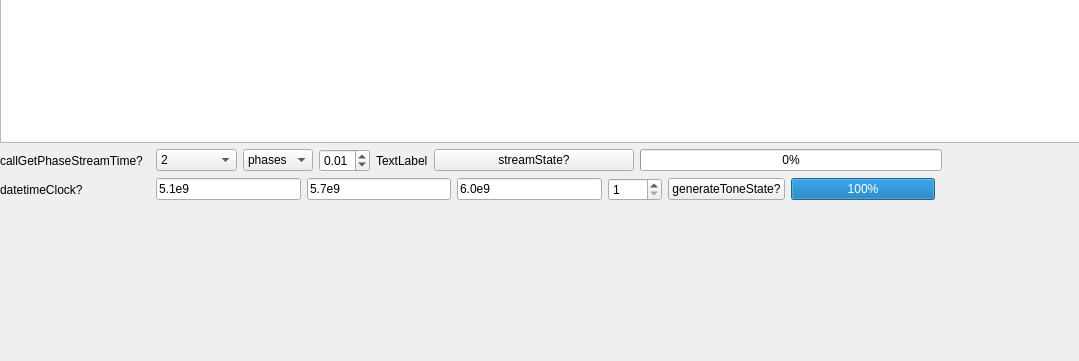
This is DataReadout/ChannelizerControls/PlotPhaseStreamWidget.ui in adamanderson/MkidDigitalReadout as Qt 5 draws it before an edit; both pictures show x 0 to 1079 and y 140 to 501 of the 1320 by 501 pixel window. The edited form follows.
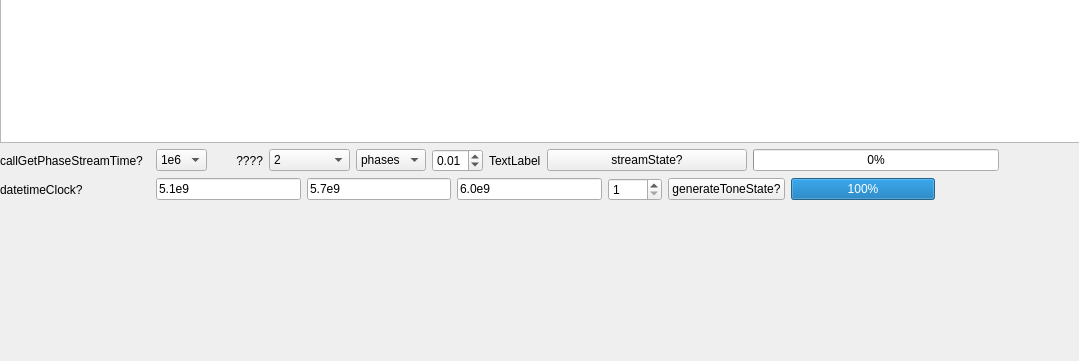
This is the edited form. Custom widgets are drawn as their Qt base class.

Commit message: limit the number of points plotted using decimate

```diff
--- a/DataReadout/ChannelizerControls/PlotPhaseStreamWidget.ui
+++ b/DataReadout/ChannelizerControls/PlotPhaseStreamWidget.ui
@@ -51,6 +51,60 @@
         </property>
        </widget>
       </item>
+      <item>
+       <widget class="QComboBox" name="nMaxToPlot">
+        <property name="toolTip">
+         <string>maximum number of points to plot</string>
+        </property>
+        <property name="currentIndex">
+         <number>3</number>
+        </property>
+        <item>
+         <property name="text">
+          <string>1e3</string>
+         </property>
+        </item>
+        <item>
+         <property name="text">
+          <string>1e4</string>
+         </property>
+        </item>
+        <item>
+         <property name="text">
+          <string>1e5</string>
+         </property>
+        </item>
+        <item>
+         <property name="text">
+          <string>1e6</string>
+         </property>
+        </item>
+        <item>
+         <property name="text">
+          <string>1e7</string>
+         </property>
+        </item>
+       </widget>
+      </item>
+      <item>
+       <widget class="QLabel" name="downsamplingFactor">
+        <property name="minimumSize">
+         <size>
+          <width>50</width>
+          <height>0</height>
+         </size>
+        </property>
+        <property name="toolTip">
+         <string>DownSampling factor </string>
+        </property>
+        <property name="text">
+         <string>????</string>
+        </property>
+        <property name="alignment">
+         <set>Qt::AlignRight|Qt::AlignTrailing|Qt::AlignVCenter</set>
+        </property>
+       </widget>
+      </item>
       <item>
        <widget class="QComboBox" name="symbolSize">
         <property name="toolTip">
```
The commit also changes 1 other file.
